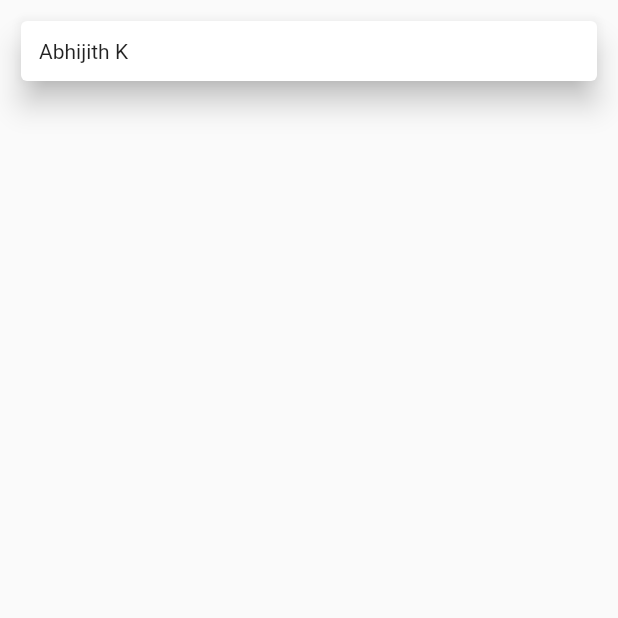
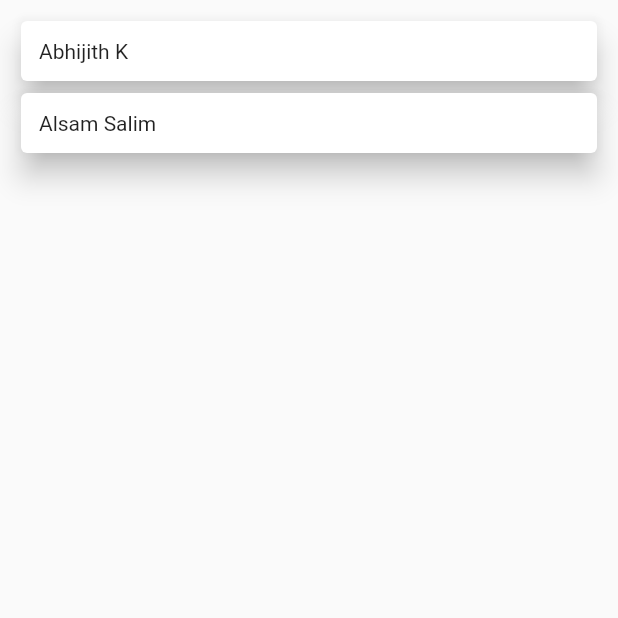
Before and after one commit to AbhijithKonnayil/flutter-bloc-demo, a Flutter app: the screen it shows after launch, on a phone screen of 412 x 824 dp, the top half of it. Run offline on Flutter 3.47's test engine with Material 2 defaults, Android fonts, the phone set to English and light mode, and no system bars; our stand-ins replace bloc, flutter_bloc.

Commit message:
added alsam-block

```diff
--- /dev/null
+++ b/lib/alsam_bloc/alsam_bloc.dart
@@ -0,0 +1,22 @@
+import 'dart:async';
+
+import 'package:bloc/bloc.dart';
+import 'package:meta/meta.dart';
+
+part 'alsam_event.dart';
+part 'alsam_state.dart';
+
+class AlsamBloc extends Bloc<AlsamEvent, AlsamState> {
+  AlsamBloc() : super(AlsamInitial());
+
+  @override
+  Stream<AlsamState> mapEventToState(
+    AlsamEvent event,
+  ) async* {
+    // TODO: implement mapEventToState
+    if (event is AlsamEmailButtonClickedEvent)
+      yield AlsamEmailLoadState();
+    else if (event is AlsamPhoneButtonClickedEvent) yield AlsamPhoneLoadState();
+    else if(event is BackButtonClickedEvent) yield AlsamInitial();
+  }
+}
--- /dev/null
+++ b/lib/alsam_bloc/alsam_event.dart
@@ -0,0 +1,8 @@
+part of 'alsam_bloc.dart';
+
+@immutable
+abstract class AlsamEvent {}
+
+class AlsamEmailButtonClickedEvent extends AlsamEvent{}
+class AlsamPhoneButtonClickedEvent extends AlsamEvent{}
+class BackButtonClickedEvent extends AlsamEvent{}
--- /dev/null
+++ b/lib/alsam_bloc/alsam_state.dart
@@ -0,0 +1,10 @@
+part of 'alsam_bloc.dart';
+
+@immutable
+abstract class AlsamState {}
+
+class AlsamInitial extends AlsamState {}
+
+class AlsamEmailLoadState extends AlsamState {}
+
+class AlsamPhoneLoadState extends AlsamState {}
--- a/lib/home_page.dart
+++ b/lib/home_page.dart
@@ -2,6 +2,7 @@ import 'package:demo/home_bloc/home_bloc.dart';
 import 'package:demo/pages/abhi_page.dart';
 import 'package:flutter/material.dart';
 import 'package:flutter_bloc/flutter_bloc.dart';
+import 'package:demo/pages/alsam_page.dart';
 
 class HomePage extends StatefulWidget {
   @override
@@ -52,6 +53,19 @@ class _HomePageState extends State<HomePage> {
                 child: Text("Abhijith K"),
               ),
             ),
+          ),
+          GestureDetector(
+            onTap: () {
+              Navigator.push(
+                  context, MaterialPageRoute(builder: (p) => AlsamPage()));
+            },
+            child: Card(
+              elevation: 8,
+              child: Padding(
+                padding: const EdgeInsets.all(12),
+                child: Text("Alsam Salim"),
+              ),
+            ),
           )
         ],
       ),
--- a/lib/main.dart
+++ b/lib/main.dart
@@ -1,7 +1,9 @@
 import 'package:demo/abhi_bloc/abhi_bloc.dart';
+import 'package:demo/alsam_bloc/alsam_bloc.dart';
 import 'package:demo/home_bloc/home_bloc.dart';
 import 'package:demo/home_page.dart';
 import 'package:demo/pages/abhi_page.dart';
+import 'package:demo/pages/alsam_page.dart';
 import 'package:flutter/material.dart';
 import 'package:flutter_bloc/flutter_bloc.dart';
 import 'package:http/http.dart' as http;
@@ -24,11 +26,12 @@ class MyApp extends StatelessWidget {
           providers: [
             BlocProvider<HomeBloc>(
                 create: (BuildContext context) => HomeBloc()),
-            BlocProvider<AbhiBloc>(create: (BuildContext context) => AbhiBloc())
+            BlocProvider<AbhiBloc>(create: (BuildContext context) => AbhiBloc()),
+             BlocProvider<AlsamBloc>(create: (BuildContext context) => AlsamBloc())
           ],
-          child: PageView(
-            children: [HomePage(), AbhiPage()],
-          )),
+          child:SafeArea(child: PageView(
+            children: [HomePage(), AbhiPage(),AlsamPage()],
+          ))),
     );
   }
 }
```
Also changed, not shown: lib/pages/alsam_page.dart (added, +71 -0 lines), pubspec.lock.
